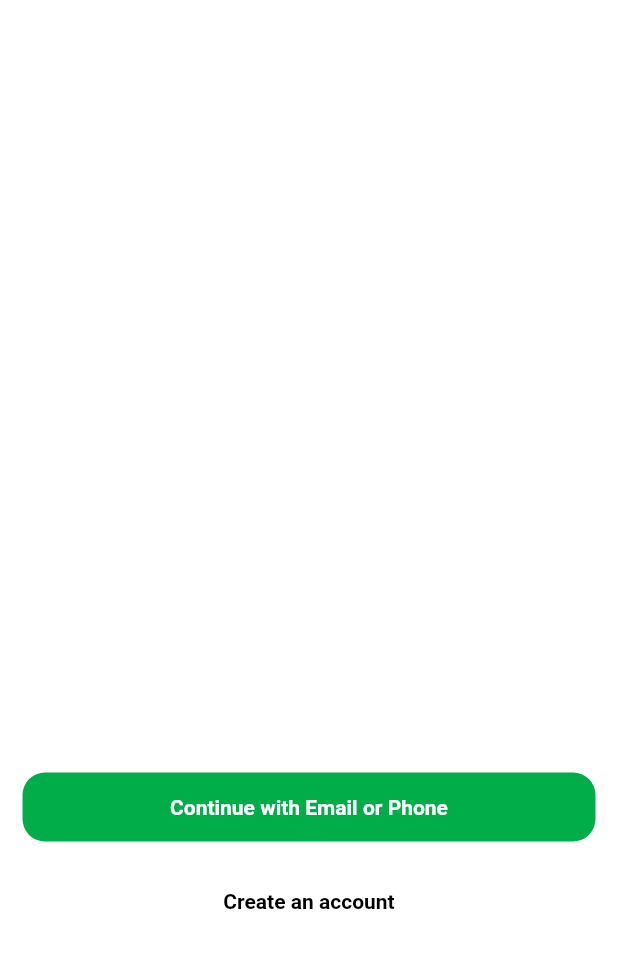
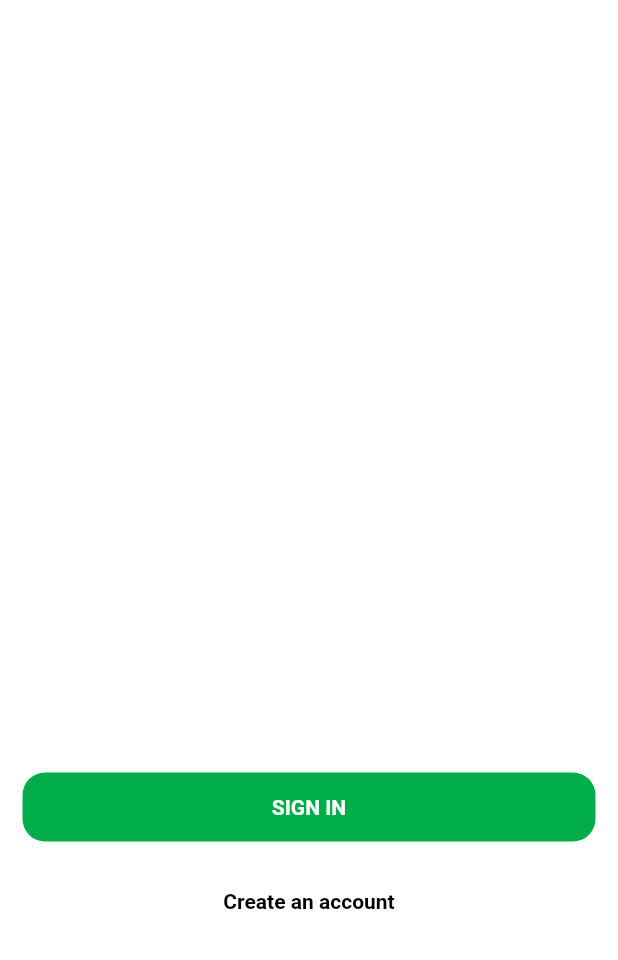
Before and after one commit to MominRohan/E-Grocery, a Flutter app: the IntroLoginPage screen opened by its route, on a phone screen of 412 x 824 dp, the part 276-1236 px from its top. Run offline on Flutter 3.47's test engine with Material 3 defaults, Android fonts, the phone set to English and light mode, and no system bars; drawn by our look-alikes of cached_network_image; our stand-ins replace cloud_firestore, firebase_auth, firebase_core, flutter_credit_card, flutter_svg, form_field_validator; accounts and stored records are empty; network calls fail; Roboto replaces fonts that are missing (Gilroy).

Commit message:
into_page_body_area (changed) login_or_signup_page (Excluded)

```diff
--- a/lib/views/auth/components/intro_page_body_area.dart
+++ b/lib/views/auth/components/intro_page_body_area.dart
@@ -45,8 +45,8 @@ class IntroPageBodyArea extends StatelessWidget {
                   width: double.infinity,
                   child: ElevatedButton(
                     onPressed: () =>
-                        Navigator.pushNamed(context, AppRoutes.loginOrSignup),
-                    child: const Text('Continue with Email or Phone'),
+                        Navigator.pushNamed(context, AppRoutes.login),
+                    child: const Text('SIGN IN'),
                   ),
                 ),
                 const SizedBox(height: AppDefaults.padding),
--- a/lib/views/auth/login_or_signup_page.dart
+++ b/lib/views/auth/login_or_signup_page.dart
@@ -37,7 +37,7 @@ class _Footer extends StatelessWidget {
             padding: const EdgeInsets.all(AppDefaults.padding),
             child: ElevatedButton(
               onPressed: () => Navigator.pushNamed(context, AppRoutes.login),
-              child: const Text('Login With Email'),
+              child: const Text('Login'),
             ),
           ),
         ),
```
